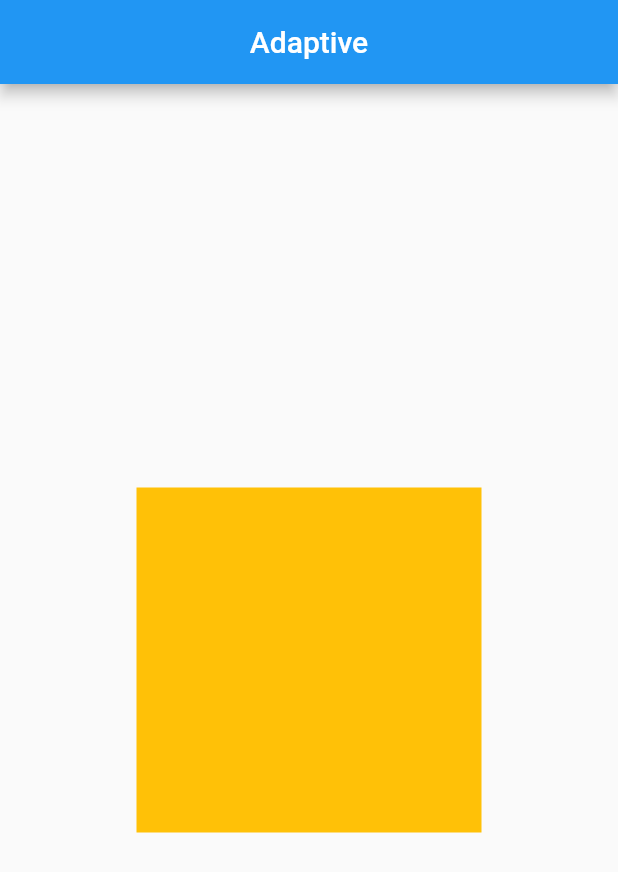
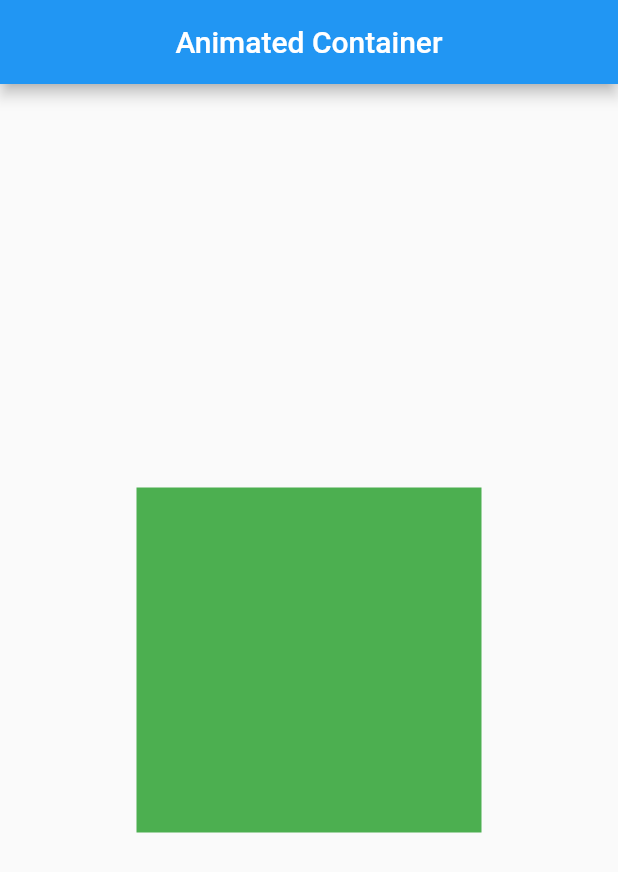
Before and after one commit to juragancode/flutter_latihan_responsive, a Flutter app: the screen it shows after launch, on a phone screen of 412 x 824 dp. Shown: the top 872 px of the screen. Run offline on Flutter 3.47's test engine with Material 2 defaults, Android fonts, the phone set to English and light mode, and no system bars; our stand-ins replace get.

Commit message:
Animated Container

```diff
--- a/lib/app/modules/home/views/home_view.dart
+++ b/lib/app/modules/home/views/home_view.dart
@@ -11,38 +11,24 @@ class HomeView extends GetView<HomeController> {
 
   @override
   Widget build(BuildContext context) {
-    return OrientationBuilder(
-      builder: (context, orientation) {
-        if (orientation == Orientation.portrait) {
     return Scaffold(
       appBar: AppBar(
-              title: Text('Adaptive'),
+        title: Text('Animated Container'),
         centerTitle: true,
       ),
       body: Center(
-              child: Container(
-                width: 230,
-                height: 230,
-                color: Colors.amber,
+        child: GestureDetector(
+          onTap: () => controller.selected.toggle(),
+          child: Obx(
+            () => AnimatedContainer(
+              duration: Duration(seconds: 1),
+              width: controller.selected.isFalse ? 230 : 350,
+              height: controller.selected.isFalse ? 230 : 150,
+              color: controller.selected.isFalse ? Colors.green : Colors.orange,
             ),
           ),
-          );
-        } else {
-          return Scaffold(
-            appBar: AppBar(
-              title: Text('Adaptive'),
-              centerTitle: true,
-            ),
-            body: Center(
-              child: Container(
-                width: 250,
-                height: 280,
-                color: Colors.red,
         ),
       ),
     );
   }
-      },
-    );
 }
-}
```
Also changed, not shown: lib/app/modules/home/controllers/home_controller.dart (+1 -16 lines). Lines whose indentation alone changed are shown as unchanged.
